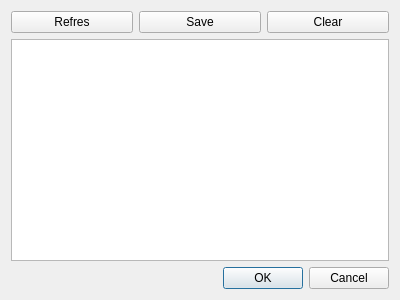
The window that HsmMan/log_view_dlg.ui (jykim74/CryptokiMan) describes before a commit, drawn with Qt 5.
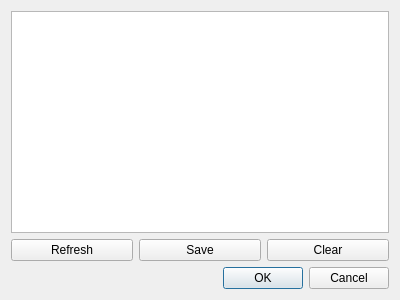
The same window after the commit.

```diff
--- a/HsmMan/log_view_dlg.ui
+++ b/HsmMan/log_view_dlg.ui
@@ -14,31 +14,7 @@
    <string>Dialog</string>
   </property>
   <layout class="QGridLayout" name="gridLayout">
-   <item row="0" column="1">
-    <widget class="QPushButton" name="pushButton_2">
-     <property name="text">
-      <string>Save</string>
-     </property>
-    </widget>
-   </item>
-   <item row="0" column="0">
-    <widget class="QPushButton" name="pushButton">
-     <property name="text">
-      <string>Refres</string>
-     </property>
-    </widget>
-   </item>
-   <item row="0" column="2">
-    <widget class="QPushButton" name="pushButton_3">
-     <property name="text">
-      <string>Clear</string>
-     </property>
-    </widget>
-   </item>
-   <item row="1" column="0" colspan="3">
-    <widget class="QTextBrowser" name="textBrowser"/>
-   </item>
-   <item row="2" column="1" colspan="2">
+   <item row="3" column="1" colspan="2">
     <widget class="QDialogButtonBox" name="buttonBox">
      <property name="orientation">
       <enum>Qt::Horizontal</enum>
@@ -48,6 +24,30 @@
      </property>
     </widget>
    </item>
+   <item row="1" column="0" colspan="3">
+    <widget class="QTextBrowser" name="mLogText"/>
+   </item>
+   <item row="2" column="0">
+    <widget class="QPushButton" name="mRefreshBtn">
+     <property name="text">
+      <string>Refresh</string>
+     </property>
+    </widget>
+   </item>
+   <item row="2" column="1">
+    <widget class="QPushButton" name="mSaveBtn">
+     <property name="text">
+      <string>Save</string>
+     </property>
+    </widget>
+   </item>
+   <item row="2" column="2">
+    <widget class="QPushButton" name="mClearBtn">
+     <property name="text">
+      <string>Clear</string>
+     </property>
+    </widget>
+   </item>
   </layout>
  </widget>
  <resources/>
```
